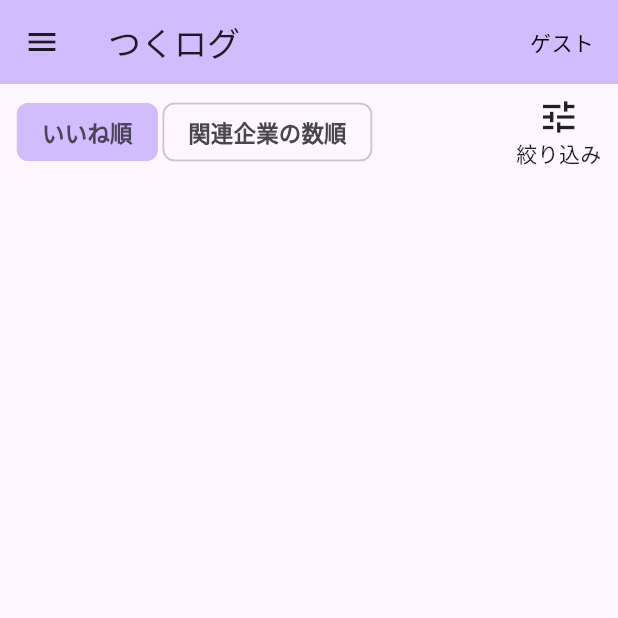
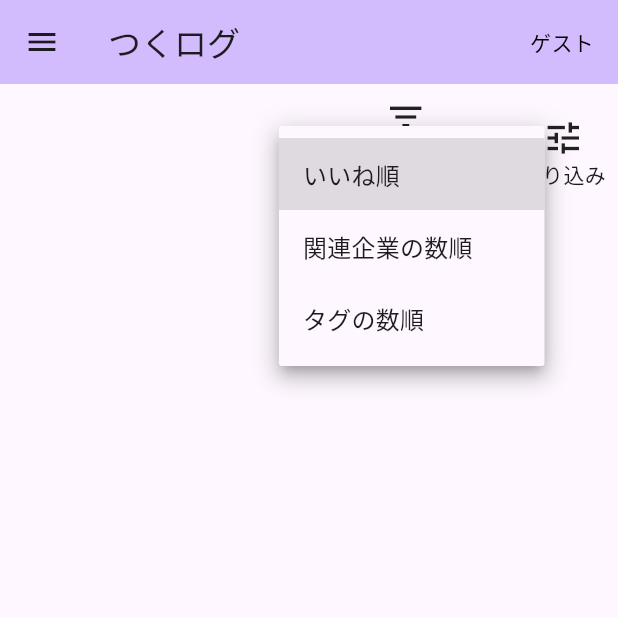
Before and after one commit to raimudes86/TsukuLog, a Flutter app: the screen it shows after launch, after a tap on "いいね順", on a phone screen of 412 x 824 dp, the top half of it. Run offline on Flutter 3.47's test engine with Material 3 defaults, Android fonts, the phone set to English and light mode, and no system bars; our stand-ins replace cloud_firestore, firebase_auth, firebase_core; accounts and stored records are empty.

```diff
--- a/lib/components/profile_card.dart
+++ b/lib/components/profile_card.dart
@@ -214,7 +214,10 @@ class _ProfileCardState extends State<ProfileCard> {
               CircleAvatar(
                 radius: 60,
                 backgroundImage:
-                    AssetImage('assets/images/icon${widget.selectedIcon}.webp'),
+                    widget.selectedIcon < 1 || widget.selectedIcon > 5
+                        ? null
+                        : AssetImage(
+                            'assets/images/icon${widget.selectedIcon}.webp'),
                 child: widget.selectedIcon < 1 || widget.selectedIcon > 5
                     ? Text(
                         widget.nickname.isNotEmpty
--- a/lib/pages/my_home_page.dart
+++ b/lib/pages/my_home_page.dart
@@ -24,7 +24,7 @@ class _MyHomePageState extends State<MyHomePage> {
   List<User> _users = []; // 取得したユーザーリスト
   List<User> _usersData = []; //ずっと固定しておく元データ(フィルターで消えちゃわないように)
   String? _errorMessage; // エラーメッセージ
-  int? _choiceIndex; //並び替えボタン
+  int? _choiceIndex = 0; //並び替えボタン
   List<String> _selectedGrades = []; //選択された学年
   List<String> _selectedFuture = []; //選択された進路
   List<String> _selectedMajor = []; //選択された学科
@@ -68,12 +68,10 @@ class _MyHomePageState extends State<MyHomePage> {
       }
 
       // 自分以外のユーザーを_usersに入れる
-      if (currentUser == null) {
-        users = users.where((user) => user.careerHistories.isNotEmpty).toList();
-      } else {
+      if (currentUser != null) {
         users = users
             .where((user) =>
-                user.id != currentUser.uid && user.careerHistories.isNotEmpty)
+                user.id != currentUser.uid)
             .toList();
       }
 
@@ -133,56 +131,64 @@ class _MyHomePageState extends State<MyHomePage> {
                     //並び替えと絞り込みのボタン
                     children: [
                       SizedBox(height: 8),
-                      Row(spacing: 3, children: [
-                        SizedBox(width: 8),
-                        ChoiceChip(
-                            label: Text("いいね順",
-                                style: TextStyle(
-                                  fontSize: 15,
-                                  fontWeight: FontWeight.bold,
-                                )),
-                            showCheckmark: false,
-                            selected: _choiceIndex == 0,
-                            // backgroundColor: Colors.grey[600],
-                            selectedColor:
-                                Theme.of(context).colorScheme.inversePrimary,
-                            onSelected: (_) {
+                      Row(
+                        children: [
+                          Spacer(),
+                          Column(
+                            mainAxisSize: MainAxisSize.min,
+                            children: [
+                              Icon(Icons.filter_list, size: 28),
+                              DropdownButton<int>(
+                                value: _choiceIndex,
+                                underline: SizedBox(), // 下線を非表示
+                                onChanged: (value) {
                                   setState(() {
-                                _choiceIndex = 0;
-                                _users.sort((a, b) => b.like.compareTo(a.like));
-                              });
-                            }),
-                        ChoiceChip(
-                            label: Text("関連企業の数順",
-                                style: TextStyle(
-                                  fontSize: 15,
-                                  fontWeight: FontWeight.bold,
-                                )),
-                            showCheckmark: false,
-                            selected: _choiceIndex == 1,
-                            // backgroundColor: Colors.grey[600],
-                            selectedColor:
-                                Theme.of(context).colorScheme.inversePrimary,
-                            onSelected: (_) {
-                              setState(() {
-                                _choiceIndex = 1;
+                                    _choiceIndex = value!;
+                                    if (value == 0) {
+                                      _users.sort(
+                                          (a, b) => b.like.compareTo(a.like));
+                                    } else if (value == 1) {
                                       _users.sort((a, b) => b.companies.length
                                           .compareTo(a.companies.length));
+                                    } else if (value == 2) {
+                                      _users.sort((a, b) => b.tags.length
+                                          .compareTo(a.tags.length));
+                                    }
                                   });
-                            }),
-                        Spacer(),
+                                },
+                                items: [
+                                  DropdownMenuItem(
+                                    value: 0,
+                                    child: Text('いいね順'),
+                                  ),
+                                  DropdownMenuItem(
+                                    value: 1,
+                                    child: Text('関連企業の数順'),
+                                  ),
+                                  DropdownMenuItem(
+                                    value: 2,
+                                    child: Text('タグの数順'),
+                                  ),
+                                ],
+                              ),
+                            ],
+                          ),
+                          SizedBox(width: 8),
                           GestureDetector(
                             onTap: () {
                               _showRightSlideModal(context);
                             },
-                          child:
-                              Column(mainAxisSize: MainAxisSize.min, children: [
+                            child: Column(
+                              mainAxisSize: MainAxisSize.min,
+                              children: [
                                 Icon(Icons.tune, size: 28),
                                 Text('絞り込み'),
-                          ]),
+                              ],
+                            ),
                           ),
                           SizedBox(width: 8),
-                      ]),
+                        ],
+                      ),
                       Expanded(
                         child: ListView.builder(
                           itemCount: _users.length,
--- a/lib/pages/sign_up_page.dart
+++ b/lib/pages/sign_up_page.dart
@@ -114,8 +114,8 @@ class _SignUpPageState extends State<SignUpPage> {
                   if (value == null || value.isEmpty) {
                     return '10文字以内のニックネームを入力してください';
                   }
-                  if (value.length < 2) {
-                    return 'ニックネームは1文字以上で入力してください';
+                  if (value.length < 2 || value.length > 10) {
+                    return 'ニックネームは2~10文字で入力してください';
                   }
                   return null;
                 },
```
Also changed, not shown: lib/models/user.dart (+24 -0 lines), lib/repositories/user_repository.dart (+16 -1 lines). Lines whose indentation alone changed are shown as unchanged.
